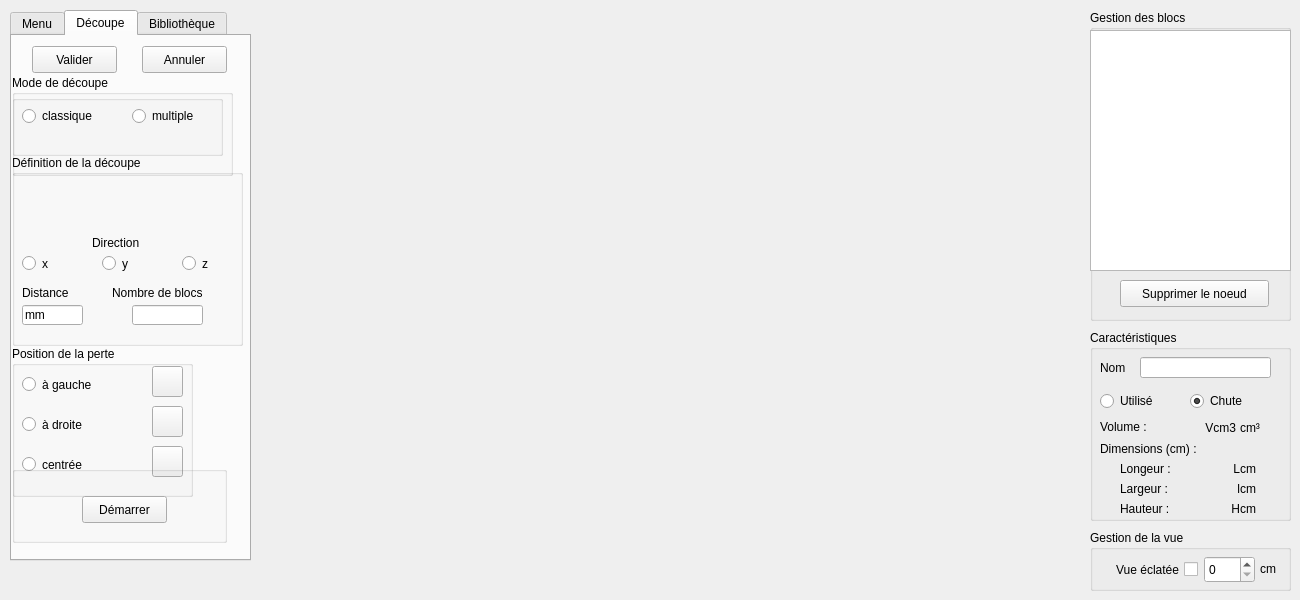
Above: CNCBrainCut/sources/vue/vuemain.ui from s0lstice/OgreCNC before the change. Below: the same form after it.
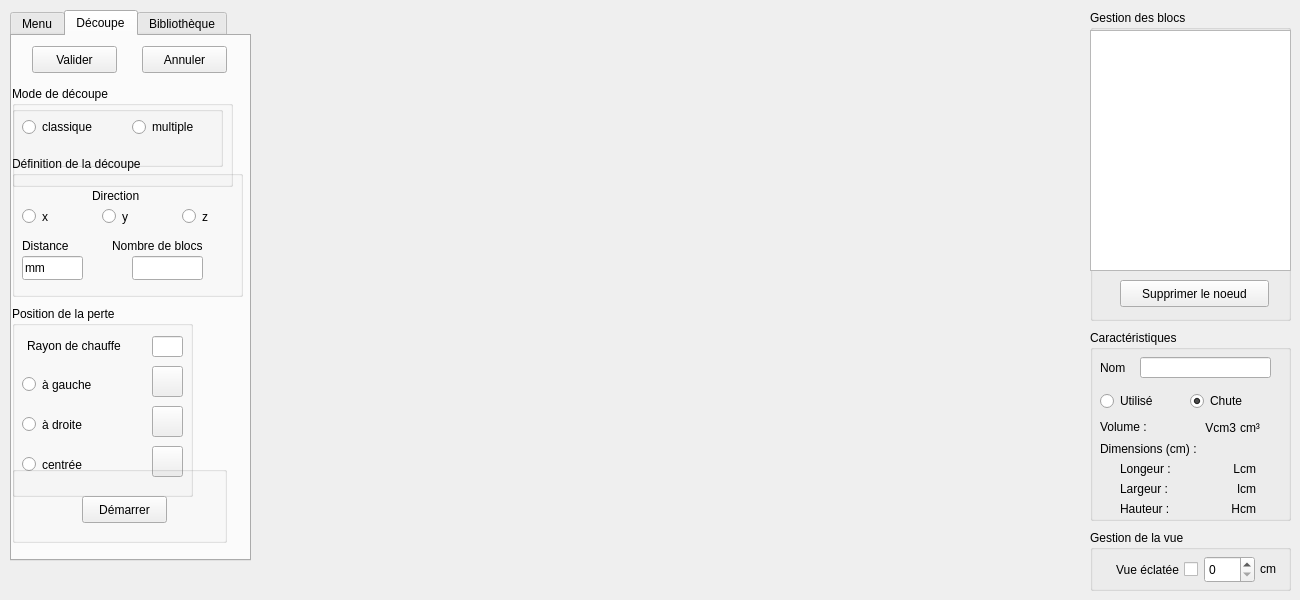
That is the form after the change. Icons and pictures are not drawn.

Diff of the .ui file:
```diff
--- a/CNCBrainCut/sources/vue/vuemain.ui
+++ b/CNCBrainCut/sources/vue/vuemain.ui
@@ -159,9 +159,9 @@
       <property name="geometry">
        <rect>
         <x>0</x>
-        <y>119</y>
+        <y>120</y>
         <width>231</width>
-        <height>191</height>
+        <height>141</height>
        </rect>
       </property>
       <property name="title">
@@ -171,9 +171,9 @@
        <property name="geometry">
         <rect>
          <x>80</x>
-         <y>80</y>
+         <y>30</y>
          <width>71</width>
-         <height>16</height>
+         <height>20</height>
         </rect>
        </property>
        <property name="text">
@@ -184,9 +184,9 @@
        <property name="geometry">
         <rect>
          <x>10</x>
-         <y>100</y>
+         <y>50</y>
          <width>41</width>
-         <height>17</height>
+         <height>21</height>
         </rect>
        </property>
        <property name="text">
@@ -197,9 +197,9 @@
        <property name="geometry">
         <rect>
          <x>90</x>
-         <y>100</y>
+         <y>50</y>
          <width>41</width>
-         <height>17</height>
+         <height>21</height>
         </rect>
        </property>
        <property name="text">
@@ -210,9 +210,9 @@
        <property name="geometry">
         <rect>
          <x>170</x>
-         <y>100</y>
+         <y>50</y>
          <width>41</width>
-         <height>17</height>
+         <height>21</height>
         </rect>
        </property>
        <property name="text">
@@ -223,9 +223,9 @@
        <property name="geometry">
         <rect>
          <x>10</x>
-         <y>130</y>
+         <y>80</y>
          <width>61</width>
-         <height>16</height>
+         <height>20</height>
         </rect>
        </property>
        <property name="text">
@@ -236,9 +236,9 @@
        <property name="geometry">
         <rect>
          <x>100</x>
-         <y>130</y>
+         <y>80</y>
          <width>121</width>
-         <height>16</height>
+         <height>20</height>
         </rect>
        </property>
        <property name="text">
@@ -249,9 +249,9 @@
        <property name="geometry">
         <rect>
          <x>10</x>
-         <y>150</y>
+         <y>100</y>
          <width>61</width>
-         <height>20</height>
+         <height>24</height>
         </rect>
        </property>
        <property name="text">
@@ -262,9 +262,9 @@
        <property name="geometry">
         <rect>
          <x>120</x>
-         <y>150</y>
+         <y>100</y>
          <width>71</width>
-         <height>20</height>
+         <height>24</height>
         </rect>
        </property>
       </widget>
@@ -273,9 +273,9 @@
       <property name="geometry">
        <rect>
         <x>0</x>
-        <y>310</y>
+        <y>270</y>
         <width>181</width>
-        <height>151</height>
+        <height>191</height>
        </rect>
       </property>
       <property name="title">
@@ -285,7 +285,7 @@
        <property name="geometry">
         <rect>
          <x>10</x>
-         <y>30</y>
+         <y>70</y>
          <width>91</width>
          <height>17</height>
         </rect>
@@ -298,7 +298,7 @@
        <property name="geometry">
         <rect>
          <x>10</x>
-         <y>70</y>
+         <y>110</y>
          <width>81</width>
          <height>17</height>
         </rect>
@@ -311,7 +311,7 @@
        <property name="geometry">
         <rect>
          <x>10</x>
-         <y>110</y>
+         <y>150</y>
          <width>81</width>
          <height>17</height>
         </rect>
@@ -324,7 +324,7 @@
        <property name="geometry">
         <rect>
          <x>140</x>
-         <y>20</y>
+         <y>60</y>
          <width>31</width>
          <height>31</height>
         </rect>
@@ -347,7 +347,7 @@
        <property name="geometry">
         <rect>
          <x>140</x>
-         <y>100</y>
+         <y>140</y>
          <width>31</width>
          <height>31</height>
         </rect>
@@ -370,7 +370,7 @@
        <property name="geometry">
         <rect>
          <x>140</x>
-         <y>60</y>
+         <y>100</y>
          <width>31</width>
          <height>31</height>
         </rect>
@@ -389,12 +389,35 @@
         </size>
        </property>
       </widget>
+      <widget class="QLabel" name="label_rayonChauffe">
+       <property name="geometry">
+        <rect>
+         <x>15</x>
+         <y>30</y>
+         <width>121</width>
+         <height>20</height>
+        </rect>
+       </property>
+       <property name="text">
+        <string>Rayon de chauffe</string>
+       </property>
+      </widget>
+      <widget class="QLineEdit" name="rayon_chauffe_text">
+       <property name="geometry">
+        <rect>
+         <x>140</x>
+         <y>30</y>
+         <width>31</width>
+         <height>21</height>
+        </rect>
+       </property>
+      </widget>
      </widget>
      <widget class="QGroupBox" name="modeDecoupeGroupBox">
       <property name="geometry">
        <rect>
         <x>0</x>
-        <y>39</y>
+        <y>50</y>
         <width>221</width>
         <height>101</height>
        </rect>
@@ -494,14 +517,6 @@
        <string>Annuler</string>
       </property>
      </widget>
-     <zorder>definitionDecoupeGroupBox</zorder>
-     <zorder>positionPerteGroupBox</zorder>
-     <zorder>modeDecoupeGroupBox</zorder>
-     <zorder>LancerDecoupe_groupBox</zorder>
-     <zorder>validerDecoupe_pushButton</zorder>
-     <zorder>annulerDecoupe_pushButton</zorder>
-     <zorder>validerDecoupe_pushButton</zorder>
-     <zorder>annulerDecoupe_pushButton</zorder>
     </widget>
     <widget class="QWidget" name="biblio_onglet">
      <attribute name="title">
```
